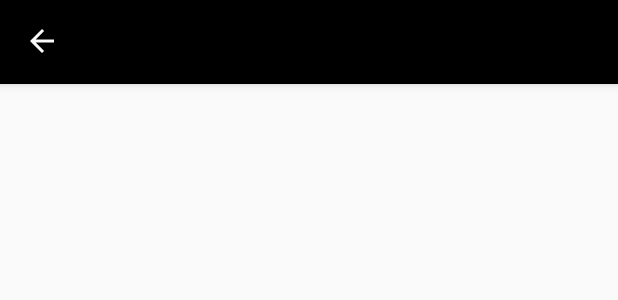
After one commit to IvanAkhmylin/GarbageRemover, an Android app: the layout user_profile_toolbar.xml on its own in the app's theme, with its tools: preview values and no code run, on a phone screen of 412 x 824 dp. The commit adds this screen. Shown: the top 300 px of the screen. Run offline under Robolectric (Android 15) with nearby library versions, the phone set to English and light mode, and no system bars.

Commit message:
Commit for General branch

```diff
--- /dev/null
+++ b/app/src/main/res/drawable/ic_arrow_back_black_24dp.xml
@@ -0,0 +1,5 @@
+<vector android:height="24dp" android:tint="#FAFAFA"
+    android:viewportHeight="24.0" android:viewportWidth="24.0"
+    android:width="24dp" xmlns:android="http://schemas.android.com/apk/res/android">
+    <path android:fillColor="#FF000000" android:pathData="M20,11H7.83l5.59,-5.59L12,4l-8,8 8,8 1.41,-1.41L7.83,13H20v-2z"/>
+</vector>
--- a/app/src/main/res/layout/activity_user.xml
+++ b/app/src/main/res/layout/activity_user.xml
@@ -16,7 +16,7 @@
     android:background="@color/grey_background">
     <RelativeLayout
         android:layout_width="match_parent"
-        android:layout_height="380dp">
+        android:layout_height="385dp">
         <LinearLayout
             android:layout_width="match_parent"
             android:layout_height="330dp"
@@ -35,7 +35,6 @@
                 android:layout_width="wrap_content"
                 android:layout_height="wrap_content"
                 android:layout_marginTop="10dp"
-                android:text="Нуритдинходжаев Азимжан"
                 android:textStyle="bold"
                 android:textColor="@android:color/white"
                 android:textSize="20sp" />
@@ -120,7 +119,7 @@
     </RelativeLayout>
     <android.support.v7.widget.CardView
         app:cardCornerRadius="10dp"
-        android:layout_marginTop="10dp"
+        android:layout_marginTop="5dp"
         android:layout_gravity="center"
         android:layout_width="350dp"
         android:layout_height="wrap_content">
--- /dev/null
+++ b/app/src/main/res/layout/user_profile_toolbar.xml
@@ -0,0 +1,31 @@
+<?xml version="1.0" encoding="utf-8"?>
+<android.support.v7.widget.Toolbar
+    xmlns:android="http://schemas.android.com/apk/res/android"
+    android:layout_width="match_parent"
+    android:layout_height="wrap_content"
+    android:background="@android:color/black"
+    android:elevation="4dp">
+    <LinearLayout
+        android:layout_width="match_parent"
+        android:layout_height="match_parent"
+        android:orientation="horizontal"
+        android:gravity="center_vertical">
+        <ImageButton
+            android:id="@+id/btn_back"
+            android:layout_gravity="left"
+            android:foregroundGravity="center"
+            android:background="@android:color/black"
+            android:src="@drawable/ic_arrow_back_black_24dp"
+            android:layout_width="wrap_content"
+            android:layout_height="wrap_content" />
+        <TextView
+            android:id="@+id/user_name"
+            android:layout_marginStart="15dp"
+            android:textSize="18sp"
+            android:textColor="@android:color/white"
+            android:text=""
+            android:layout_width="wrap_content"
+            android:layout_height="wrap_content" />
+    </LinearLayout>
+
+</android.support.v7.widget.Toolbar>
--- a/app/src/main/res/values/styles.xml
+++ b/app/src/main/res/values/styles.xml
@@ -1,11 +1,14 @@
 <resources>
 
     <!-- Base application theme. -->
-    <style name="AppTheme" parent="Theme.AppCompat.Light.DarkActionBar">
+    <style name="AppTheme" parent="Base.Theme.AppCompat.Light.DarkActionBar">
         <!-- Customize your theme here. -->
         <item name="colorPrimary">@color/colorPrimary</item>
         <item name="colorPrimaryDark">@color/colorPrimaryDark</item>
         <item name="colorAccent">@color/colorAccent</item>
     </style>
-
+    <style name="AppTheme.NoActionBar" >
+        <item name="windowActionBar">false</item>
+        <item name="windowNoTitle">true</item>
+    </style>
 </resources>
```
Also changed, not shown: app/src/main/AndroidManifest.xml (+14 -7 lines), app/src/main/java/com/example/garbageremover/ShowImageActivity.java (added, +40 -0 lines), app/src/main/java/com/example/garbageremover/UserActivity.java (+70 -0 lines), app/src/main/res/layout/activity_show_image.xml (added, +17 -0 lines).
